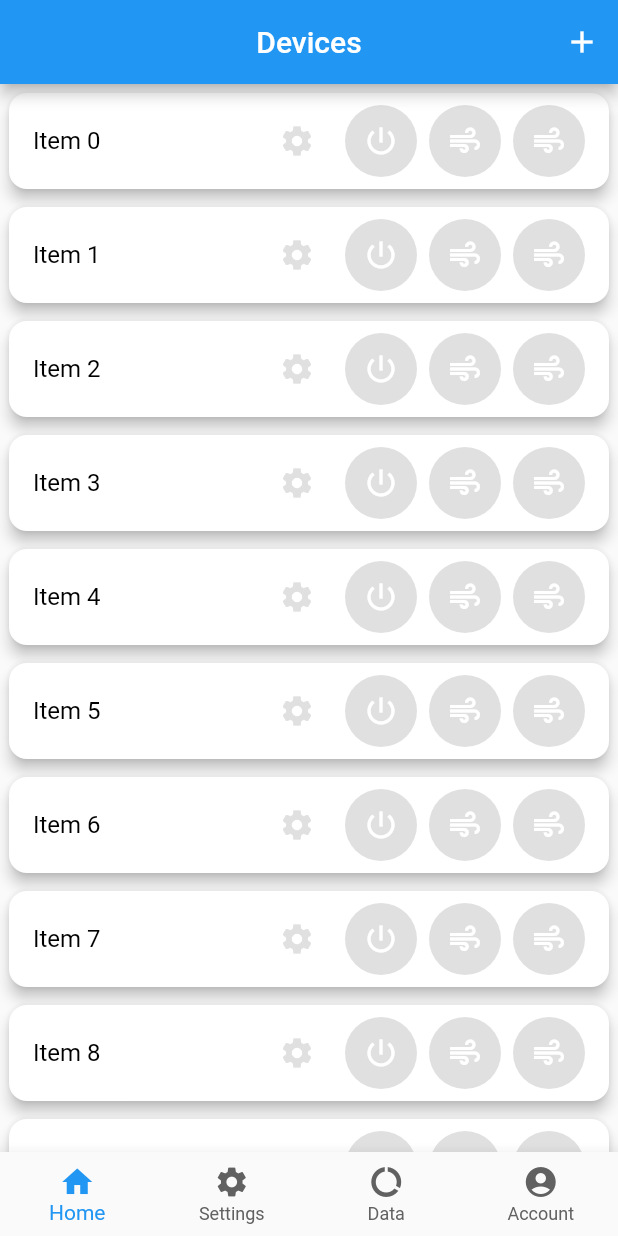
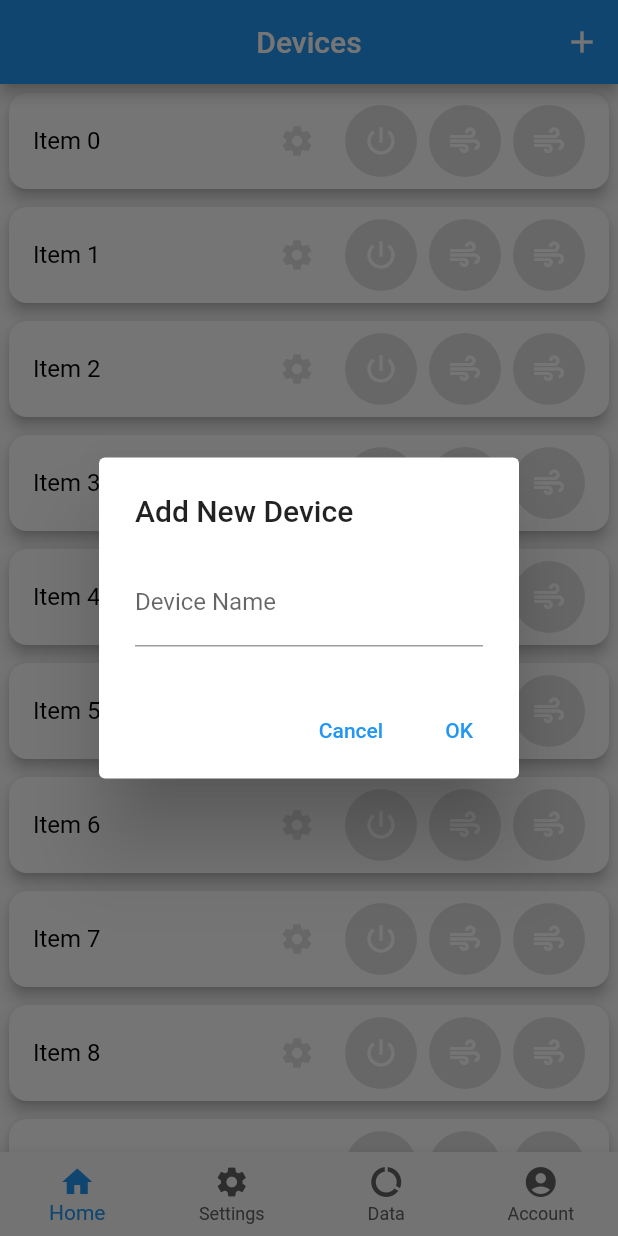
Before and after one commit to TylerHight/Que-App, a Flutter app: the screen it shows after launch, after a tap on the "add" icon, on a phone screen of 412 x 824 dp. Run offline on Flutter 3.47's test engine with Material 2 defaults, Android fonts, the phone set to English and light mode, and no system bars.

Commit message:
added naming of new devices

```diff
--- a/lib/home_screen.dart
+++ b/lib/home_screen.dart
@@ -8,18 +8,82 @@ class HomeScreen extends StatefulWidget {
 }
 
 class _HomeScreenState extends State<HomeScreen> {
-  final int numberOfItems = 10; // Change this to the number of desired items
-  final List<String> deviceTitles = List.generate(10, (index) => 'Item $index');
+  final List<String> deviceNames = []; // Create a list to store device names
+
+  @override
+  void initState() {
+    super.initState();
+    // Initialize the list with some default device names
+    deviceNames.addAll(List.generate(10, (index) => 'Item $index'));
+  }
 
   void addDevice() {
-    setState(() {
-      deviceTitles.add('New Device');
-    });
+    showDialog(
+      context: context,
+      builder: (BuildContext context) {
+        String newDeviceName = ""; // Store the entered device name
+
+        return AlertDialog(
+          title: Text('Add New Device'),
+          content: TextField(
+            onChanged: (value) {
+              newDeviceName = value; // Update the entered device name
+            },
+            decoration: InputDecoration(labelText: 'Device Name'),
+          ),
+          actions: <Widget>[
+            TextButton(
+              onPressed: () {
+                Navigator.of(context).pop(); // Close the dialog
+              },
+              child: Text('Cancel'),
+            ),
+            TextButton(
+              onPressed: () {
+                if (newDeviceName.isNotEmpty) {
+                  // Add the new device name to the list
+                  setState(() {
+                    deviceNames.add(newDeviceName);
+                  });
+                  Navigator.of(context).pop(); // Close the dialog
+                }
+              },
+              child: Text('OK'),
+            ),
+          ],
+        );
+      },
+    );
   }
 
   void deleteDevice(String deviceName) {
-    // Implement your logic to delete the device
-    // You can use the deviceName to identify the device to delete
+    showDialog(
+      context: context,
+      builder: (BuildContext context) {
+        return AlertDialog(
+          title: Text('Delete Device'),
+          content: Text('Delete device $deviceName?'),
+          actions: <Widget>[
+            TextButton(
+              onPressed: () {
+                Navigator.of(context).pop(); // Close the dialog
+              },
+              child: Text('No'),
+            ),
+            TextButton(
+              onPressed: () {
+                // Remove the deviceName from the deviceNames list
+                setState(() {
+                  deviceNames.remove(deviceName);
+                });
+                Navigator.of(context).pop(); // Close the dialog
+              },
+              child: Text('Yes'),
+            ),
+          ],
+        );
+      },
+    );
   }
 
   @override
@@ -45,22 +109,22 @@ class _HomeScreenState extends State<HomeScreen> {
         ],
       ),
       body: ListView.builder(
-        itemCount: deviceTitles.length,
+        itemCount: deviceNames.length,
         itemBuilder: (context, index) {
           return Padding(
             padding: EdgeInsets.all(2.0), // Add spacing between cards
             child: DeviceRemote(
-              title: deviceTitles[index], // Pass the title from the list
+              title: deviceNames[index], // Pass the title from the list
               onDelete: () {
                 // Show the DeviceSettingsScreen and provide the deviceName
                 Navigator.push(
                   context,
                   MaterialPageRoute(
                     builder: (context) => DeviceSettingsScreen(
-                      deviceName: deviceTitles[index], // Provide the deviceName
+                      deviceName: deviceNames[index], // Provide the deviceName
                       onDelete: () {
                         // Implement your logic to delete the device here
-                        deleteDevice(deviceTitles[index]);
+                        deleteDevice(deviceNames[index]);
                         // Now you can delete the device using the provided deviceName
                       },
                     ),
```
